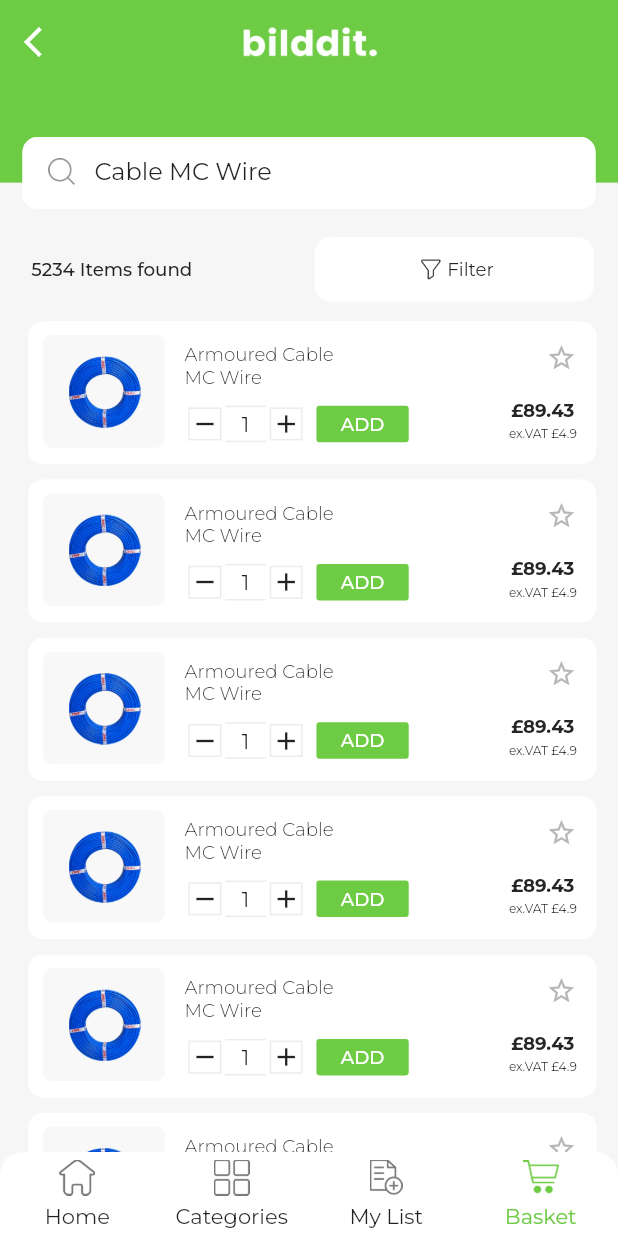
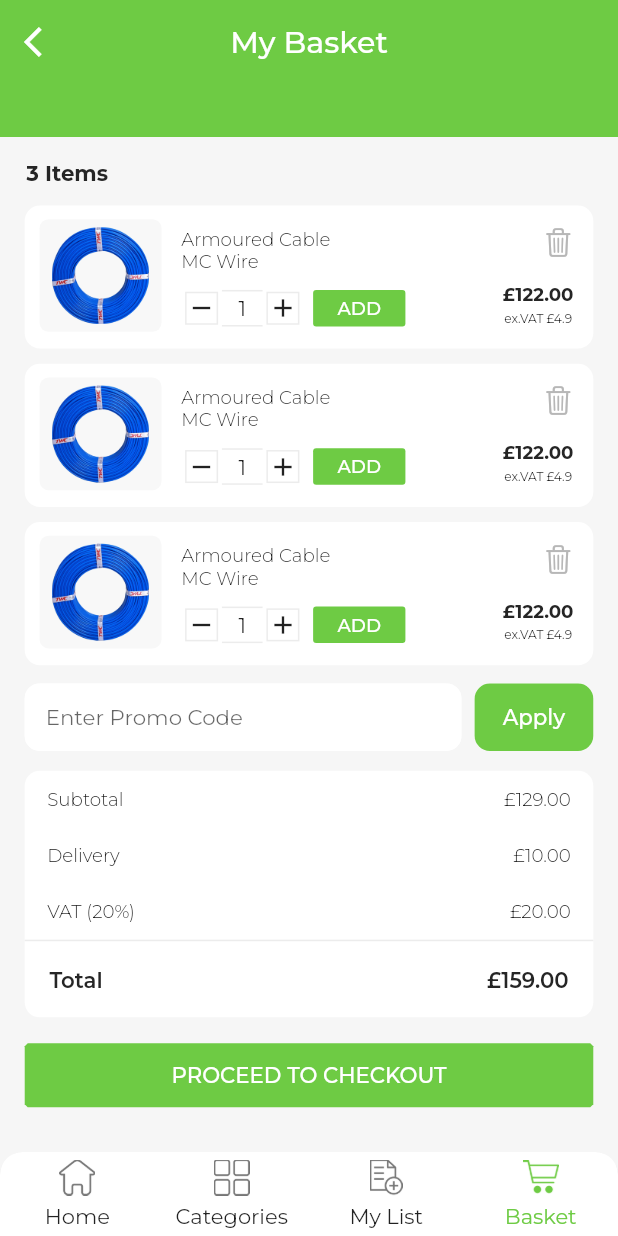
Before and after one commit to ishaque-mobikasa/trueBilddit, a Flutter app: the screen it shows after launch, item 4 of the bottom bar chosen, on a phone screen of 412 x 824 dp. Run offline on Flutter 3.47's test engine with Material 2 defaults, Android fonts, the phone set to English and light mode, and no system bars; drawn by our look-alikes of custom_navigation_bar; our stand-ins replace flutter_screenutil, flutter_slidable, get, google_fonts, image_picker, pinput; key blocks and very long unbroken strings in the code were emptied for the run.

Commit message:
done the mybasket basics

```diff
--- a/lib/app/routes/routes.dart
+++ b/lib/app/routes/routes.dart
@@ -21,6 +21,8 @@ import 'package:truebildit/presentation/pages/login/otp_login/otp_verification/c
 import 'package:truebildit/presentation/pages/login/otp_login/otp_verification/otp_verification_view.dart';
 import 'package:truebildit/presentation/pages/my_account/controllers_binding/my_account_binding.dart';
 import 'package:truebildit/presentation/pages/my_account/my_account_view.dart';
+import 'package:truebildit/presentation/pages/my_basket/controller_binding/basket_binding.dart';
+import 'package:truebildit/presentation/pages/my_basket/my_basket_view.dart';
 import 'package:truebildit/presentation/pages/my_list/all_lists_view/controllers_bindings/my_list_binding.dart';
 import 'package:truebildit/presentation/pages/my_list/all_lists_view/my_list_view.dart';
 import 'package:truebildit/presentation/pages/my_list/selected_list_contents/selected_list_controller_binding/selected_list_binding.dart';
@@ -61,6 +63,7 @@ class Routes {
   static const orderHistoryView = "/orderHistoryView";
   static const subCategoryItemsView = "/subCategoryItemsView";
   static const otpVerificationView = "/otpVerificationView";
+  static const myBasketView = "/myBasketView";
 }
 
 class AppPages {
@@ -149,5 +152,9 @@ class AppPages {
         name: Routes.otpVerificationView,
         page: () => const OTPverificationView(),
         binding: OTPverificationBinding()),
+    GetPage(
+        name: Routes.myBasketView,
+        page: () => const MyBasketView(),
+        binding: MyBasketBinding()),
   ];
 }
--- a/lib/presentation/common_widgets/circled_profile_image.dart
+++ b/lib/presentation/common_widgets/circled_profile_image.dart
@@ -39,8 +39,8 @@ class CircledProfileImage extends StatelessWidget {
           ),
           if (isCameraIconed)
             Positioned(
-                bottom: 1.h,
-                right: 6.w,
+                bottom: 6.h,
+                right: 0.5.w,
                 child: CircleAvatar(
                   radius: imageAvatarRadius ?? 54.r / 3,
                   backgroundColor:
--- a/lib/presentation/common_widgets/product_card.dart
+++ b/lib/presentation/common_widgets/product_card.dart
@@ -149,7 +149,7 @@ class ProductCard extends StatelessWidget {
       this.margin,
       this.iconColor = const Color(0xffB7B7B7),
       required this.product,
-      this.icon,
+      this.icon = Icons.star_border,
       this.onStarButtonClick});
 
   @override
@@ -166,19 +166,18 @@ class ProductCard extends StatelessWidget {
         children: [
           Container(
             padding:
-                EdgeInsets.only(left: 9.w, right: 12.w, bottom: 11, top: 9.h),
+                EdgeInsets.only(left: 9.w, right: 12.w, top: 9.h, bottom: 11.h),
             child: Container(
                 height: 74.w,
                 width: 74.w,
                 decoration: BoxDecoration(
                     borderRadius: BorderRadius.circular(6.r),
                     color: const Color(0xffF8F8F8)),
-                padding: EdgeInsets.only(
-                    left: 13.w, right: 12.w, bottom: 13.h, top: 14.h),
+                padding: const EdgeInsets.all(5),
                 child: Image.asset(
                   product.image,
-                  height: 47.h,
-                  width: 49.w,
+                  height: 50.h,
+                  width: 50.w,
                 )),
           ),
           SizedBox(
@@ -237,7 +236,7 @@ class ProductCard extends StatelessWidget {
                 ],
               )),
           SizedBox(
-            width: 50.w,
+            width: 45.w,
           ),
           Expanded(
             child: Container(
@@ -259,7 +258,7 @@ class ProductCard extends StatelessWidget {
                       SizedBox(
                         height: 18.h,
                         child: Text(
-                          "\u00A3${product.price.toString()}",
+                          "\u00A3${product.price.toStringAsFixed(2).toString()}",
                           style: TextStyle(
                               color: AppPaintings.themeBlack,
                               fontSize: 12.sp,
--- a/lib/presentation/common_widgets/short_button.dart
+++ b/lib/presentation/common_widgets/short_button.dart
@@ -34,8 +34,8 @@ class ShortButton extends StatelessWidget {
 
     return Container(
       constraints: BoxConstraints(
-        maxWidth: maxWidth ?? size.width * 0.2,
-        maxHeight: maxheight ?? size.height * 0.04,
+        maxWidth: maxWidth ?? size.width * 0.2.w,
+        maxHeight: maxheight ?? size.height * 0.04.h,
       ),
       decoration: BoxDecoration(
           color: backGroundColor, borderRadius: BorderRadius.circular(10)),
--- a/lib/presentation/pages/dash_board/controllers_binding/dash_board_controller.dart
+++ b/lib/presentation/pages/dash_board/controllers_binding/dash_board_controller.dart
@@ -2,6 +2,7 @@ import 'package:flutter/material.dart';
 import 'package:get/get.dart';
 import 'package:truebildit/app/utils/app_paintings.dart';
 import 'package:truebildit/presentation/pages/home/home_view.dart';
+import 'package:truebildit/presentation/pages/my_basket/my_basket_view.dart';
 import 'package:truebildit/presentation/pages/search_results/search_result_view.dart';
 import 'package:truebildit/presentation/pages/sub_category_listing/sub_category_view.dart';
 
@@ -12,7 +13,7 @@ class DashBoardController extends GetxController {
     const HomeView(),
     const SubCategoryView(),
     const SearchResultsView(),
-    const SearchResultsView()
+    const MyBasketView()
   ];
   Color getScaffoldColor() => _scaffoldBackground.value;
 
--- /dev/null
+++ b/lib/presentation/pages/my_basket/controller_binding/basket_binding.dart
@@ -0,0 +1,9 @@
+import 'package:get/get.dart';
+import 'package:truebildit/presentation/pages/my_basket/controller_binding/basket_controller.dart';
+
+class MyBasketBinding extends Bindings {
+  @override
+  void dependencies() {
+    Get.lazyPut(() => MyBasketController());
+  }
+}
--- /dev/null
+++ b/lib/presentation/pages/my_basket/controller_binding/basket_controller.dart
@@ -0,0 +1,5 @@
+import 'package:get/get.dart';
+
+class MyBasketController extends GetxController {
+
+}
--- /dev/null
+++ b/lib/presentation/pages/my_basket/my_basket_view.dart
@@ -0,0 +1,106 @@
+import 'dart:developer';
+
+import 'package:flutter/cupertino.dart';
+import 'package:flutter/material.dart';
+import 'package:flutter_screenutil/flutter_screenutil.dart';
+import 'package:get/get.dart';
+import 'package:google_fonts/google_fonts.dart';
+import 'package:truebildit/app/utils/app_paintings.dart';
+import 'package:truebildit/data/models/product_model.dart';
+import 'package:truebildit/presentation/common_widgets/custom_app_bar.dart';
+import 'package:truebildit/presentation/common_widgets/long_button.dart';
+import 'package:truebildit/presentation/common_widgets/product_card.dart';
+import 'package:truebildit/presentation/common_widgets/short_button.dart';
+import 'package:truebildit/presentation/pages/my_basket/widgets/coupon_code_field.dart';
+import 'package:truebildit/presentation/pages/my_basket/widgets/invoice_card.dart';
+
+class MyBasketView extends StatelessWidget {
+  const MyBasketView({super.key});
+
+  @override
+  Widget build(BuildContext context) {
+    return Column(
+      children: [
+        const CustomAppBar(
+          title: "My Basket",
+        ),
+        Container(
+          height: 15.h,
+          width: Get.width.w,
+          margin: EdgeInsets.only(top: 15.h, left: 16.w, bottom: 15.h),
+          child: Text("3 Items",
+              style: TextStyle(
+                  fontSize: 14.sp,
+                  overflow: TextOverflow.ellipsis,
+                  fontWeight: FontWeight.bold,
+                  fontFamily: GoogleFonts.montserrat().fontFamily,
+                  color: AppPaintings.themeBlack)),
+        ),
+        Column(
+          children: List.generate(
+              3,
+              (index) => ProductCard(
+                    margin:
+                        EdgeInsets.only(left: 15.w, right: 15.w, bottom: 10.h),
+                    icon: CupertinoIcons.delete,
+                    onStarButtonClick: () =>
+                        log("Clicked on Right icon button"),
+                    product: ProductModel(
+                        id: "1",
+                        title: "Armoured Cable MC Wire",
+                        description: "Raaja",
+                        price: 122,
+                        image: "assets/images/wire.png"),
+                  )),
+        ),
+        Container(
+          margin: EdgeInsets.only(left: 15.w, right: 15.w, top: 2.h),
+          child: Row(
+            mainAxisAlignment: MainAxisAlignment.spaceBetween,
+            children: [
+              CouponCodeField(
+                width: 265.w,
+                height: 45,
+              ),
+              SizedBox(
+                height: 45,
+                width: 72.w,
+                child: ShortButton(
+                    buttonType: ButtonType.elevatedButton,
+                    buttonText: "Apply",
+                    buttonTextStyle: TextStyle(
+                        fontSize: 14.sp,
+                        fontWeight: FontWeight.w500,
+                        color: AppPaintings.kWhite),
+                    buttonStyle: ElevatedButton.styleFrom(
+                        backgroundColor: AppPaintings.themeGreenColor,
+                        shape: RoundedRectangleBorder(
+                            borderRadius: BorderRadius.circular(10.r)),
+                        splashFactory: NoSplash.splashFactory,
+                        shadowColor: Colors.transparent),
+                    onPressed: () {
+                      log("Applied Coupon code");
+                    }),
+              )
+            ],
+          ),
+        ),
+        InvoiceCard(
+            subTotal: 129,
+            delivery: 10,
+            vat: 20,
+            margin: EdgeInsets.only(
+                left: 15.w, right: 15.w, top: 13.h, bottom: 17.h)),
+        SizedBox(
+          height: 42.h,
+          width: 345.w,
+          child: LongButton(
+            buttonType: ButtonType.elevatedButton,
+            buttonText: "PROCEED TO CHECKOUT",
+            onPressed: () {},
+          ),
+        )
+      ],
+    );
+  }
+}
--- /dev/null
+++ b/lib/presentation/pages/my_basket/widgets/coupon_code_field.dart
@@ -0,0 +1,48 @@
+import 'package:flutter/material.dart';
+import 'package:flutter_screenutil/flutter_screenutil.dart';
+import 'package:truebildit/app/utils/app_paintings.dart';
+
+class CouponCodeField extends StatelessWidget {
+  final EdgeInsets? margin;
+  final double? width;
+  final double? height;
+  final TextEditingController? controller;
+  const CouponCodeField(
+      {super.key, this.margin, this.width, this.controller, this.height});
+
+  @override
+  Widget build(BuildContext context) {
+    return Container(
+      width: width,
+      margin: margin,
+      height: height,
+      child: TextField(
+        controller: controller,
+        style: TextStyle(fontSize: 14.sp),
+        decoration: InputDecoration(
+          fillColor: AppPaintings.kWhite,
+          hintText: "Enter Promo Code",
+          contentPadding: const EdgeInsets.only(
+            left: 14,
+          ),
+          border: OutlineInputBorder(borderRadius: BorderRadius.circular(10)),
+          filled: true,
+          enabledBorder: OutlineInputBorder(
+            borderSide: const BorderSide(
+              color: Colors.white,
+            ),
+            borderRadius: BorderRadius.circular(10),
+          ),
+          focusedBorder: OutlineInputBorder(
+            borderSide: const BorderSide(color: Colors.white),
+            borderRadius: BorderRadius.circular(10),
+          ),
+          errorBorder: OutlineInputBorder(
+            borderSide: const BorderSide(color: Colors.white),
+            borderRadius: BorderRadius.circular(10),
+          ),
+        ),
+      ),
+    );
+  }
+}
--- /dev/null
+++ b/lib/presentation/pages/my_basket/widgets/invoice_card.dart
@@ -0,0 +1,124 @@
+import 'package:flutter/material.dart';
+import 'package:flutter_screenutil/flutter_screenutil.dart';
+import 'package:truebildit/app/utils/app_paintings.dart';
+
+class InvoiceCard extends StatelessWidget {
+  const InvoiceCard({
+    super.key,
+    this.margin,
+    this.borderRadius,
+    this.padding,
+    required this.subTotal,
+    required this.delivery,
+    required this.vat,
+  });
+  final EdgeInsets? margin;
+  final double? borderRadius;
+  final EdgeInsets? padding;
+  final double subTotal;
+  final double delivery;
+  final double vat;
+
+  @override
+  Widget build(BuildContext context) {
+    final size = MediaQuery.of(context).size;
+    return Container(
+        decoration: BoxDecoration(
+            color: Colors.white,
+            borderRadius: BorderRadius.circular(borderRadius ?? 10)),
+        height: 162.h,
+        margin: margin,
+        width: size.width.w,
+        child: Column(
+          children: [
+            Expanded(
+              child: Padding(
+                padding: const EdgeInsets.symmetric(horizontal: 15.0),
+                child: Row(
+                  mainAxisAlignment: MainAxisAlignment.spaceBetween,
+                  children: [
+                    Flexible(
+                      child: Text(
+                        "Subtotal",
+                        style: AppPaintings.textSpanStyle
+                            .copyWith(fontWeight: FontWeight.w300),
+                      ),
+                    ),
+                    Flexible(
+                      child: Text("£${subTotal.toStringAsFixed(2)}",
+                          style: AppPaintings.textSpanStyle
+                              .copyWith(fontWeight: FontWeight.w300)),
+                    )
+                  ],
+                ),
+              ),
+            ),
+            Expanded(
+              child: Padding(
+                padding: const EdgeInsets.symmetric(horizontal: 15.0),
+                child: Row(
+                  mainAxisAlignment: MainAxisAlignment.spaceBetween,
+                  children: [
+                    Flexible(
+                      child: Text("Delivery",
+                          style: AppPaintings.textSpanStyle
+                              .copyWith(fontWeight: FontWeight.w300)),
+                    ),
+                    Flexible(
+                      child: Text("£${delivery.toStringAsFixed(2)}",
+                          style: AppPaintings.textSpanStyle
+                              .copyWith(fontWeight: FontWeight.w300)),
+                    )
+                  ],
+                ),
+              ),
+            ),
+            Expanded(
+              child: Padding(
+                padding: const EdgeInsets.symmetric(horizontal: 15.0),
+                child: Row(
+                  mainAxisAlignment: MainAxisAlignment.spaceBetween,
+                  children: [
+                    Flexible(
+                      child: Text("VAT (20%)",
+                          style: AppPaintings.textSpanStyle
+                              .copyWith(fontWeight: FontWeight.w300)),
+                    ),
+                    Flexible(
+                      child: Text("£${vat.toStringAsFixed(2)}",
+                          style: AppPaintings.textSpanStyle
+                              .copyWith(fontWeight: FontWeight.w300)),
+                    )
+                  ],
+                ),
+              ),
+            ),
+            Container(
+              height: 51.h,
+              width: size.width,
+              padding: EdgeInsets.symmetric(horizontal: 15.w),
+              decoration: BoxDecoration(
+                border: BorderDirectional(
+                    top: BorderSide(color: AppPaintings.dimWhite)),
+              ),
+              child: Row(
+                mainAxisAlignment: MainAxisAlignment.spaceBetween,
+                children: [
+                  Flexible(
+                    child: Text("Total",
+                        style: AppPaintings.textSpanStyle.copyWith(
+                            fontWeight: FontWeight.w600, fontSize: 14.sp)),
+                  ),
+                  Flexible(
+                    child: Text(
+                        "£${(subTotal + delivery + vat).toStringAsFixed(2)}",
+                        style: AppPaintings.textSpanStyle.copyWith(
+                            fontWeight: FontWeight.w600, fontSize: 14.sp)),
+                  ),
+                ],
+              ),
+            )
+          ],
+        ));
+  }
+}
--- a/lib/presentation/pages/profile/profile_view.dart
+++ b/lib/presentation/pages/profile/profile_view.dart
@@ -26,8 +26,7 @@ class ProfileView extends GetView<ProfileController> {
                 height: Get.height.h,
                 child: Column(
                   children: [
-                    CustomAppBar(title: "My Profile", height: 155.h),
-                    Container(color: AppPaintings.themeGreenColor, height: 1),
+                    CustomAppBar(title: "My Profile", height: 130.h),
                     SizedBox(height: 78.h),
                     const CustomFormField(
                         margin:
@@ -66,8 +65,8 @@ class ProfileView extends GetView<ProfileController> {
                 ),
               ),
               Positioned(
-                top: 95.h,
-                left: Get.width * 0.35,
+                top: 70.h,
+                left: Get.width * 0.35.w,
                 child: GestureDetector(
                   onTap: controller.onImagePickButtonClick,
                   child: Stack(
```
